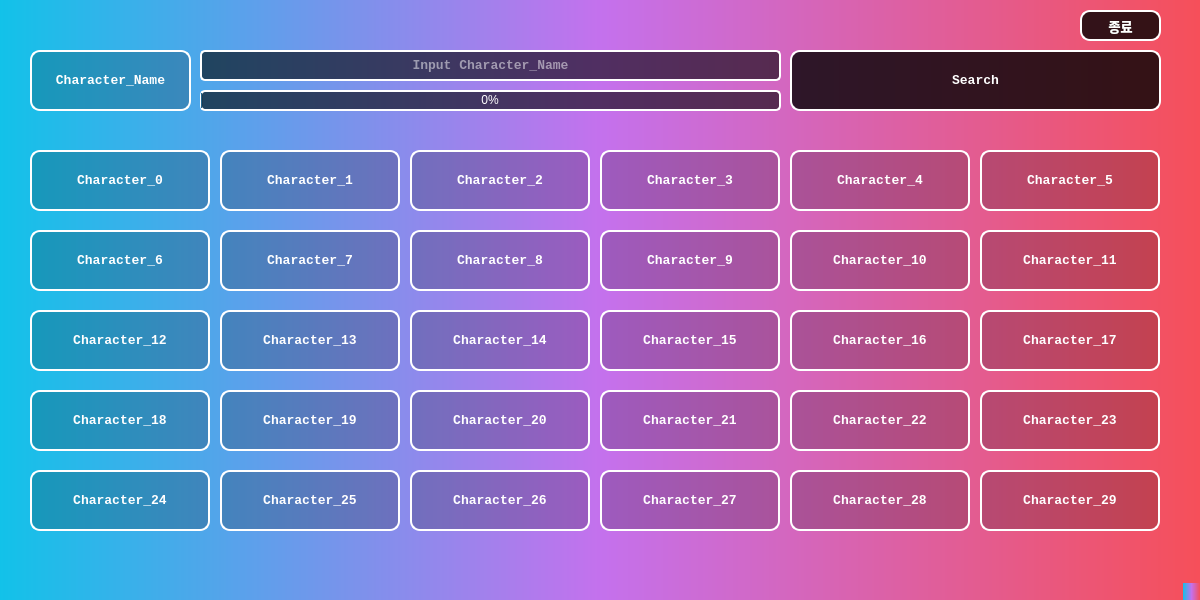
Old version of the form UI/my_design.ui in the repository ckh2445/LostArk_Check_Quest.
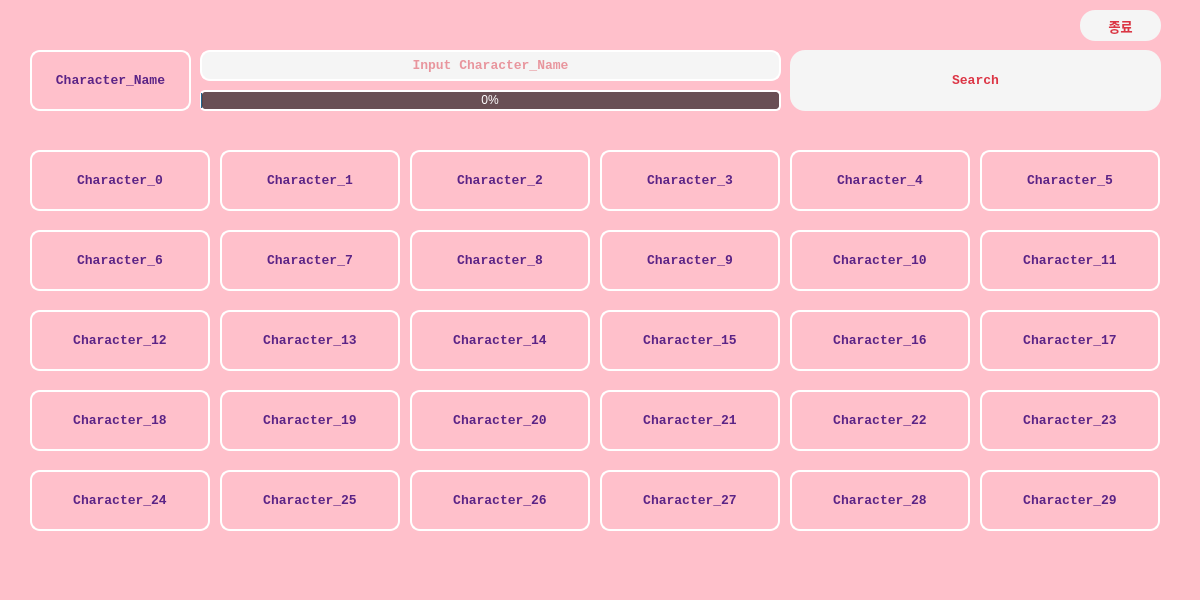
New version of the form. Icons and pictures are not drawn.

```diff
--- a/UI/my_design.ui
+++ b/UI/my_design.ui
@@ -44,7 +44,7 @@
     <normaloff>../../../../다운로드.png</normaloff>../../../../다운로드.png</iconset>
   </property>
   <property name="styleSheet">
-   <string notr="true">background-color: qlineargradient(spread:pad, x1:0, y1:0, x2:1, y2:0, stop:0 rgba(18, 194, 233, 255), stop:0.5 rgba(196, 113, 237, 255), stop:1 rgba(246, 79, 89, 255));
+   <string notr="true">background-color: pink;
 QAbstractScrollArea.background:white;</string>
   </property>
   <property name="dockNestingEnabled">
@@ -76,10 +76,10 @@
      <enum>Qt::NoFocus</enum>
     </property>
     <property name="styleSheet">
-     <string notr="true">background-color: rgba(0, 0, 0, 200);
- border: 2px solid white; 
-color: white;
-border-radius: 10px;</string>
+     <string notr="true">color: #dc3545;
+border-color: #dc3545;
+background-color: whitesmoke;
+border-radius: 15px;</string>
     </property>
     <property name="text">
      <string>Search</string>
@@ -103,9 +103,8 @@
      </font>
     </property>
     <property name="styleSheet">
-     <string notr="true">background-color: rgba(0, 0, 0, 50);
- border: 2px solid white; 
-color: white;
+     <string notr="true">border: 2px solid white; 
+color: #5B2386;
 border-radius: 10px;</string>
     </property>
     <property name="text">
@@ -139,10 +138,11 @@
      <enum>Qt::ClickFocus</enum>
     </property>
     <property name="styleSheet">
-     <string notr="true">background-color: rgba(0, 0, 0, 150);
- border: 2px solid white; 
-color: white;
-border-radius: 5px;</string>
+     <string notr="true">border: 2px solid white; 
+color: #dc3545;
+border-radius: 10px;
+
+background-color: whitesmoke;</string>
     </property>
     <property name="text">
      <string/>
@@ -207,9 +207,8 @@
      <enum>Qt::NoFocus</enum>
     </property>
     <property name="styleSheet">
-     <string notr="true">background-color: rgba(0, 0, 0, 50);
- border: 2px solid white; 
-color: white;
+     <string notr="true">border: 2px solid white; 
+color: #5B2386;
 border-radius: 10px;</string>
     </property>
     <property name="text">
@@ -241,9 +240,8 @@
      <enum>Qt::NoFocus</enum>
     </property>
     <property name="styleSheet">
-     <string notr="true">background-color: rgba(0, 0, 0, 50);
- border: 2px solid white; 
-color: white;
+     <string notr="true">border: 2px solid white; 
+color: #5B2386;
 border-radius: 10px;</string>
     </property>
     <property name="text">
@@ -275,9 +273,8 @@
      <enum>Qt::NoFocus</enum>
     </property>
     <property name="styleSheet">
-     <string notr="true">background-color: rgba(0, 0, 0, 50);
- border: 2px solid white; 
-color: white;
+     <string notr="true">border: 2px solid white; 
+color: #5B2386;
 border-radius: 10px;</string>
     </property>
     <property name="text">
@@ -309,9 +306,8 @@
      <enum>Qt::NoFocus</enum>
     </property>
     <property name="styleSheet">
-     <string notr="true">background-color: rgba(0, 0, 0, 50);
- border: 2px solid white; 
-color: white;
+     <string notr="true">border: 2px solid white; 
+color: #5B2386;
 border-radius: 10px;</string>
     </property>
     <property name="text">
@@ -343,9 +339,8 @@
      <enum>Qt::NoFocus</enum>
     </property>
     <property name="styleSheet">
-     <string notr="true">background-color: rgba(0, 0, 0, 50);
- border: 2px solid white; 
-color: white;
+     <string notr="true">border: 2px solid white; 
+color: #5B2386;
 border-radius: 10px;</string>
     </property>
     <property name="text">
@@ -377,9 +372,8 @@
      <enum>Qt::NoFocus</enum>
     </property>
     <property name="styleSheet">
-     <string notr="true">background-color: rgba(0, 0, 0, 50);
- border: 2px solid white; 
-color: white;
+     <string notr="true">border: 2px solid white; 
+color: #5B2386;
 border-radius: 10px;</string>
     </property>
     <property name="text">
@@ -411,9 +405,8 @@
      <enum>Qt::NoFocus</enum>
     </property>
     <property name="styleSheet">
-     <string notr="true">background-color: rgba(0, 0, 0, 50);
- border: 2px solid white; 
-color: white;
+     <string notr="true">border: 2px solid white; 
+color: #5B2386;
 border-radius: 10px;</string>
     </property>
     <property name="text">
@@ -445,9 +438,8 @@
      <enum>Qt::NoFocus</enum>
     </property>
     <property name="styleSheet">
-     <string notr="true">background-color: rgba(0, 0, 0, 50);
- border: 2px solid white; 
-color: white;
+     <string notr="true">border: 2px solid white; 
+color: #5B2386;
 border-radius: 10px;</string>
     </property>
     <property name="text">
@@ -479,9 +471,8 @@
      <enum>Qt::NoFocus</enum>
     </property>
     <property name="styleSheet">
-     <string notr="true">background-color: rgba(0, 0, 0, 50);
- border: 2px solid white; 
-color: white;
+     <string notr="true">border: 2px solid white; 
+color: #5B2386;
 border-radius: 10px;</string>
     </property>
     <property name="text">
@@ -513,9 +504,8 @@
      <enum>Qt::NoFocus</enum>
     </property>
     <property name="styleSheet">
-     <string notr="true">background-color: rgba(0, 0, 0, 50);
- border: 2px solid white; 
-color: white;
+     <string notr="true">border: 2px solid white; 
+color: #5B2386;
 border-radius: 10px;</string>
     </property>
     <property name="text">
@@ -547,9 +537,8 @@
      <enum>Qt::NoFocus</enum>
     </property>
     <property name="styleSheet">
-     <string notr="true">background-color: rgba(0, 0, 0, 50);
- border: 2px solid white; 
-color: white;
+     <string notr="true">border: 2px solid white; 
+color: #5B2386;
 border-radius: 10px;</string>
     </property>
     <property name="text">
@@ -581,9 +570,8 @@
      <enum>Qt::NoFocus</enum>
     </property>
     <property name="styleSheet">
-     <string notr="true">background-color: rgba(0, 0, 0, 50);
- border: 2px solid white; 
-color: white;
+     <string notr="true">border: 2px solid white; 
+color: #5B2386;
 border-radius: 10px;</string>
     </property>
     <property name="text">
@@ -615,9 +603,8 @@
      <enum>Qt::NoFocus</enum>
     </property>
     <property name="styleSheet">
-     <string notr="true">background-color: rgba(0, 0, 0, 50);
- border: 2px solid white; 
-color: white;
+     <string notr="true">border: 2px solid white; 
+color: #5B2386;
 border-radius: 10px;</string>
     </property>
     <property name="text">
@@ -649,9 +636,8 @@
      <enum>Qt::NoFocus</enum>
     </property>
     <property name="styleSheet">
-     <string notr="true">background-color: rgba(0, 0, 0, 50);
- border: 2px solid white; 
-color: white;
+     <string notr="true">border: 2px solid white; 
+color: #5B2386;
 border-radius: 10px;</string>
     </property>
     <property name="text">
@@ -683,9 +669,8 @@
      <enum>Qt::NoFocus</enum>
     </property>
     <property name="styleSheet">
-     <string notr="true">background-color: rgba(0, 0, 0, 50);
- border: 2px solid white; 
-color: white;
+     <string notr="true">border: 2px solid white; 
+color: #5B2386;
 border-radius: 10px;</string>
     </property>
     <property name="text">
@@ -717,9 +702,8 @@
      <enum>Qt::NoFocus</enum>
     </property>
     <property name="styleSheet">
-     <string notr="true">background-color: rgba(0, 0, 0, 50);
- border: 2px solid white; 
-color: white;
+     <string notr="true">border: 2px solid white; 
+color: #5B2386;
 border-radius: 10px;</string>
     </property>
     <property name="text">
@@ -751,9 +735,8 @@
      <enum>Qt::NoFocus</enum>
     </property>
     <property name="styleSheet">
-     <string notr="true">background-color: rgba(0, 0, 0, 50);
- border: 2px solid white; 
-color: white;
+     <string notr="true">border: 2px solid white; 
+color: #5B2386;
 border-radius: 10px;</string>
     </property>
     <property name="text">
@@ -785,9 +768,8 @@
      <enum>Qt::NoFocus</enum>
     </property>
     <property name="styleSheet">
-     <string notr="true">background-color: rgba(0, 0, 0, 50);
- border: 2px solid white; 
-color: white;
+     <string notr="true">border: 2px solid white; 
+color: #5B2386;
 border-radius: 10px;</string>
     </property>
     <property name="text">
@@ -819,9 +801,8 @@
      <enum>Qt::NoFocus</enum>
     </property>
     <property name="styleSheet">
-     <string notr="true">background-color: rgba(0, 0, 0, 50);
- border: 2px solid white; 
-color: white;
+     <string notr="true">border: 2px solid white; 
+color: #5B2386;
 border-radius: 10px;</string>
     </property>
     <property name="text">
@@ -853,9 +834,8 @@
      <enum>Qt::NoFocus</enum>
     </property>
     <property name="styleSheet">
-     <string notr="true">background-color: rgba(0, 0, 0, 50);
- border: 2px solid white; 
-color: white;
+     <string notr="true">border: 2px solid white; 
+color: #5B2386;
 border-radius: 10px;</string>
     </property>
     <property name="text">
@@ -887,9 +867,8 @@
      <enum>Qt::NoFocus</enum>
     </property>
     <property name="styleSheet">
-     <string notr="true">background-color: rgba(0, 0, 0, 50);
- border: 2px solid white; 
-color: white;
+     <string notr="true">border: 2px solid white; 
+color: #5B2386;
 border-radius: 10px;</string>
     </property>
     <property name="text">
@@ -921,9 +900,8 @@
      <enum>Qt::NoFocus</enum>
     </property>
     <property name="styleSheet">
-     <string notr="true">background-color: rgba(0, 0, 0, 50);
- border: 2px solid white; 
-color: white;
+     <string notr="true">border: 2px solid white; 
+color: #5B2386;
 border-radius: 10px;</string>
     </property>
     <property name="text">
@@ -955,9 +933,8 @@
      <enum>Qt::NoFocus</enum>
     </property>
     <property name="styleSheet">
-     <string notr="true">background-color: rgba(0, 0, 0, 50);
- border: 2px solid white; 
-color: white;
+     <string notr="true">border: 2px solid white; 
+color: #5B2386;
 border-radius: 10px;</string>
     </property>
     <property name="text">
@@ -989,9 +966,8 @@
      <enum>Qt::NoFocus</enum>
     </property>
     <property name="styleSheet">
-     <string notr="true">background-color: rgba(0, 0, 0, 50);
- border: 2px solid white; 
-color: white;
+     <string notr="true">border: 2px solid white; 
+color: #5B2386;
 border-radius: 10px;</string>
     </property>
     <property name="text">
@@ -1023,9 +999,8 @@
      <enum>Qt::NoFocus</enum>
     </property>
     <property name="styleSheet">
-     <string notr="true">background-color: rgba(0, 0, 0, 50);
- border: 2px solid white; 
-color: white;
+     <string notr="true">border: 2px solid white; 
+color: #5B2386;
 border-radius: 10px;</string>
     </property>
     <property name="text">
@@ -1057,9 +1032,8 @@
      <enum>Qt::NoFocus</enum>
     </property>
     <property name="styleSheet">
-     <string notr="true">background-color: rgba(0, 0, 0, 50);
- border: 2px solid white; 
-color: white;
+     <string notr="true">border: 2px solid white; 
+color: #5B2386;
 border-radius: 10px;</string>
     </property>
     <property name="text">
@@ -1091,9 +1065,8 @@
      <enum>Qt::NoFocus</enum>
     </property>
     <property name="styleSheet">
-     <string notr="true">background-color: rgba(0, 0, 0, 50);
- border: 2px solid white; 
-color: white;
+     <string notr="true">border: 2px solid white; 
+color: #5B2386;
 border-radius: 10px;</string>
     </property>
     <property name="text">
@@ -1125,9 +1098,8 @@
      <enum>Qt::NoFocus</enum>
     </property>
     <property name="styleSheet">
-     <string notr="true">background-color: rgba(0, 0, 0, 50);
- border: 2px solid white; 
-color: white;
+     <string notr="true">border: 2px solid white; 
+color: #5B2386;
 border-radius: 10px;</string>
     </property>
     <property name="text">
@@ -1159,9 +1131,8 @@
      <enum>Qt::NoFocus</enum>
     </property>
     <property name="styleSheet">
-     <string notr="true">background-color: rgba(0, 0, 0, 50);
- border: 2px solid white; 
-color: white;
+     <string notr="true">border: 2px solid white; 
+color: #5B2386;
 border-radius: 10px;</string>
     </property>
     <property name="text">
@@ -1193,9 +1164,8 @@
      <enum>Qt::NoFocus</enum>
     </property>
     <property name="styleSheet">
-     <string notr="true">background-color: rgba(0, 0, 0, 50);
- border: 2px solid white; 
-color: white;
+     <string notr="true">border: 2px solid white; 
+color: #5B2386;
 border-radius: 10px;</string>
     </property>
     <property name="text">
@@ -1227,10 +1197,10 @@
      <enum>Qt::NoFocus</enum>
     </property>
     <property name="styleSheet">
-     <string notr="true">background-color: rgba(0, 0, 0, 200);
- border: 2px solid white; 
-color: white;
-border-radius: 10px;</string>
+     <string notr="true">color: #dc3545;
+border-color: #dc3545;
+background-color: whitesmoke;
+border-radius: 15px;</string>
     </property>
     <property name="text">
      <string>종료</string>
```
